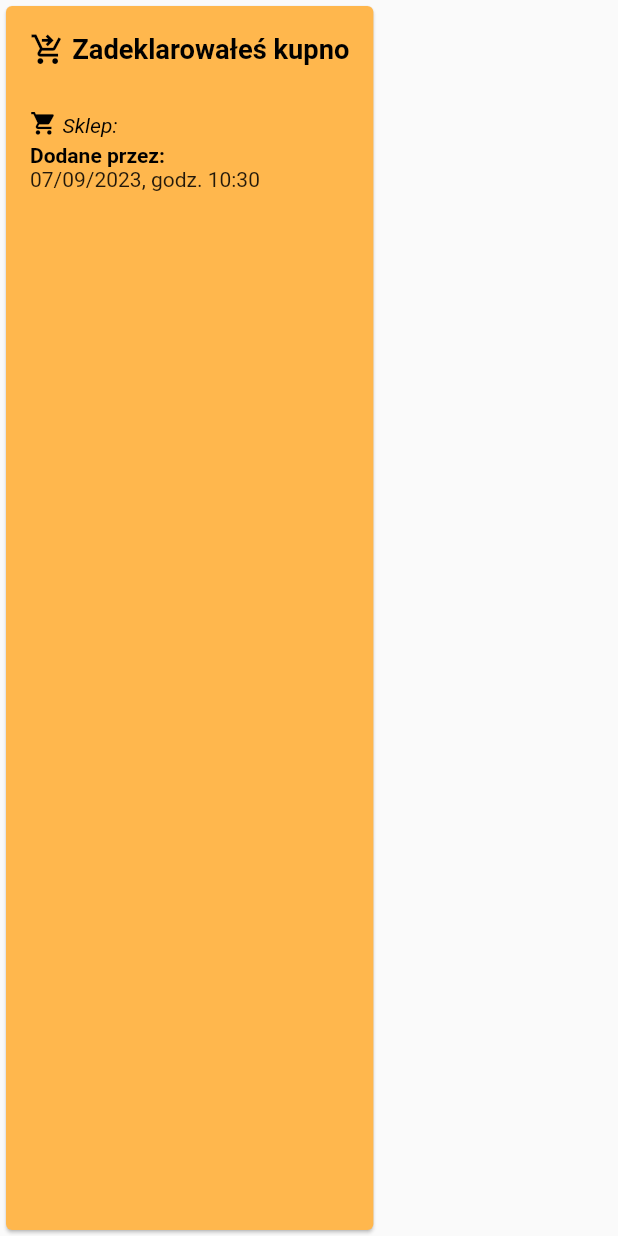
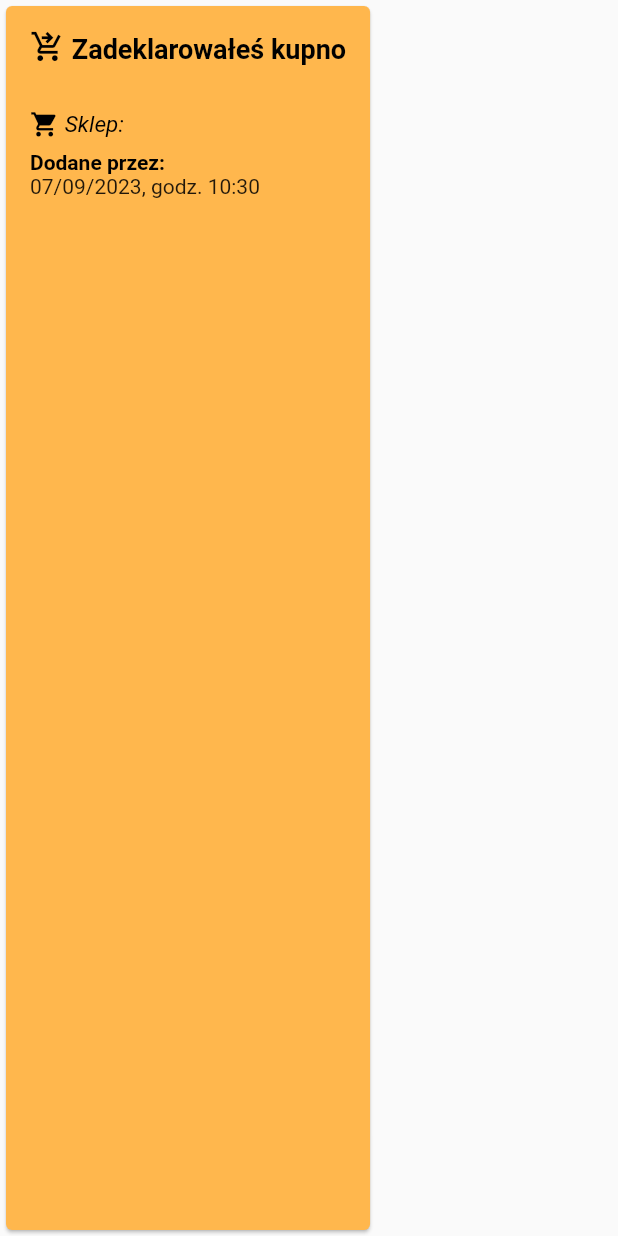
Before and after one commit to maciejors/zakupyapp1, a Flutter app: the ProductCard widget shown alone on an empty page, opened directly with empty values, on a phone screen of 412 x 824 dp. Run offline on Flutter 3.47's test engine with Material 2 defaults, Android fonts, the phone set to English and light mode, and no system bars; our stand-ins replace firebase_core, firebase_database, firebase_storage, package_info_plus, shared_preferences; missing offline and left inert: firebase_app_check; accounts and stored records are empty.

Commit message:
remove mainFontSize setting

```diff
--- a/lib/main.dart
+++ b/lib/main.dart
@@ -27,11 +27,7 @@ Future<void> main() async {
     },
     theme: ThemeData(
       primarySwatch: Colors.orange,
-      textTheme: TextTheme(
-        bodyMedium: TextStyle(
-          fontSize: SM.getMainFontSize(),
-        ),
       ),
     ),
-  ));
+  );
 }
--- a/lib/storage/storage_manager.dart
+++ b/lib/storage/storage_manager.dart
@@ -16,14 +16,6 @@ class SM {
     shoppingListId = shoppingListId.replaceAll(RegExp(r'[/#\.\$\[\]]'), '');
 
     _storage.setString('shoppingListId', shoppingListId.trim());
-  }
-
-  static double getMainFontSize() {
-    return _storage.getDouble('mainFontSize') ?? 14.0;
-  }
-
-  static void setMainFontSize(double mainFontSize) {
-    _storage.setDouble('mainFontSize', mainFontSize);
   }
 
   static String getUsername() {
--- a/lib/widgets/product_card.dart
+++ b/lib/widgets/product_card.dart
@@ -2,7 +2,6 @@ import 'package:flutter/material.dart';
 
 import 'package:zakupyapp/core/product.dart';
 import 'package:zakupyapp/utils/date_time_functions.dart';
-import 'package:zakupyapp/storage/storage_manager.dart';
 import 'package:zakupyapp/core/urgency.dart';
 import 'package:zakupyapp/widgets/text_with_icon.dart';
 
@@ -15,15 +14,12 @@ class ProductCard extends StatelessWidget {
 
   final String username;
 
-  final double? mainFontSize;
-
   const ProductCard(
       {Key? key,
       required this.product,
       required this.editFunc,
       required this.deleteFunc,
       required this.addBuyerFunc,
-      this.mainFontSize,
       required this.username})
       : super(key: key);
 
@@ -31,7 +27,7 @@ class ProductCard extends StatelessWidget {
   /// product's deadline.
   ///
   /// Returns an empty container if [product.deadline] is `null`.
-  Widget _formDeadlineDescription(double fontSize) {
+  Widget _formDeadlineDescription() {
     if (product.deadline == null) {
       return Container();
     }
@@ -56,14 +52,13 @@ class ProductCard extends StatelessWidget {
       text: 'Potrzebne na: ${product.deadline!.getPolishDescription()}',
       iconData: Icons.access_time,
       color: color,
-      size: fontSize,
       fontStyle: FontStyle.italic,
+      size: 15,
     );
   }
 
   @override
   Widget build(BuildContext context) {
-    double mainFontSize = this.mainFontSize ?? SM.getMainFontSize();
     return Card(
       color: product.buyer == null
           ? Colors.orange[100]
@@ -81,46 +76,47 @@ class ProductCard extends StatelessWidget {
             children: <Widget>[
               Visibility(
                 visible: product.buyer != null,
+                child: Padding(
+                  padding: const EdgeInsets.only(bottom: 4),
                   child: SimpleTextWithIcon(
                     text: product.buyer == username
                         ? 'Zadeklarowałeś kupno'
                         : '${product.buyer} kupi to',
                     iconData: Icons.shopping_cart_checkout,
                     color: Colors.black,
-                  size: mainFontSize * 1.3,
+                    size: 18,
                     fontWeight: FontWeight.bold,
                   ),
                 ),
-              SizedBox(height: mainFontSize / 3),
+              ),
               Text(
                 product.name,
                 style: TextStyle(
-                  fontSize: mainFontSize * 1.2,
+                  fontSize: 18
                 ),
               ),
-              SizedBox(height: mainFontSize / 3),
               Visibility(
                 visible: product.shop != null,
+                child: Padding(
+                  padding: const EdgeInsets.only(top: 4),
                   child: SimpleTextWithIcon(
                     text: 'Sklep: ${product.shop}',
                     iconData: Icons.shopping_cart,
                     color: Colors.black,
                     fontStyle: FontStyle.italic,
-                  size: mainFontSize,
+                    size: 15,
+                  ),
                 ),
               ),
               Visibility(
                 visible: product.deadline != null,
-                child: SizedBox(height: mainFontSize * 0.1),
+                child: _formDeadlineDescription(),
               ),
-              Visibility(
-                visible: product.deadline != null,
-                child: _formDeadlineDescription(mainFontSize),
-              ),
-              SizedBox(height: mainFontSize * 0.33),
-              Text.rich(
+              Padding(
+                padding: const EdgeInsets.only(top: 8),
+                child: Text.rich(
                   TextSpan(
-                  style: TextStyle(fontSize: mainFontSize, color: Colors.black),
+                    style: TextStyle(fontSize: 14, color: Colors.black),
                     children: <TextSpan>[
                       TextSpan(
                         text: 'Dodane przez: ',
@@ -134,10 +130,11 @@ class ProductCard extends StatelessWidget {
                     ],
                   ),
                 ),
+              ),
               Text(
                 dateTimeToPolishString(product.dateAdded),
                 style: TextStyle(
-                  fontSize: mainFontSize,
+                  fontSize: 14,
                 ),
               ),
             ],
--- a/lib/widgets/show_help.dart
+++ b/lib/widgets/show_help.dart
@@ -1,10 +1,7 @@
 import 'package:flutter/material.dart';
-
-import 'package:zakupyapp/storage/storage_manager.dart';
 
 void showHelpDialog(BuildContext context) {
   String sep = '\n\n';
-  double commonSize = SM.getMainFontSize();
   showDialog(
     context: context,
     builder: (ctx) => AlertDialog(
@@ -12,7 +9,6 @@ void showHelpDialog(BuildContext context) {
       content: Text.rich(
         TextSpan(
           style: TextStyle(
-            fontSize: commonSize,
             color: Colors.black,
           ),
           children: <InlineSpan>[
@@ -43,7 +39,7 @@ void showHelpDialog(BuildContext context) {
             WidgetSpan(
                 child: Icon(
               Icons.filter_alt,
-              size: commonSize * 1.1,
+              size: 17,
             )),
             TextSpan(text: '.'),
           ],
--- a/lib/widgets/text_with_icon.dart
+++ b/lib/widgets/text_with_icon.dart
@@ -1,6 +1,4 @@
 import 'package:flutter/material.dart';
-
-import 'package:zakupyapp/storage/storage_manager.dart';
 
 class SimpleTextWithIcon extends StatelessWidget {
   final String text;
@@ -30,7 +28,7 @@ class SimpleTextWithIcon extends StatelessWidget {
 
   @override
   Widget build(BuildContext context) {
-    double commonSize = size ?? SM.getMainFontSize();
+    double commonSize = size ?? 14;
     List<InlineSpan> children = [
       WidgetSpan(
           child: Icon(
```
Also changed, not shown: lib/widgets/product_editor_dialog.dart (+5 -5 lines). Lines whose indentation alone changed are shown as unchanged.
